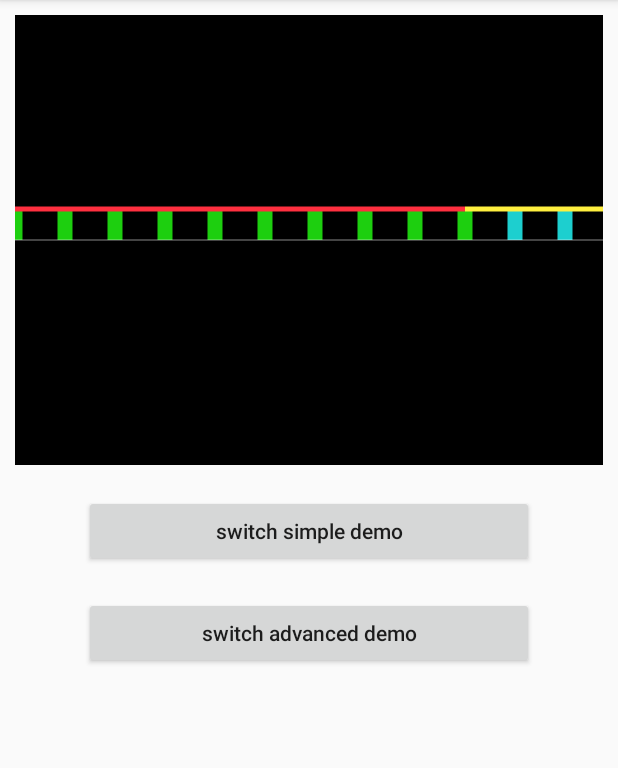
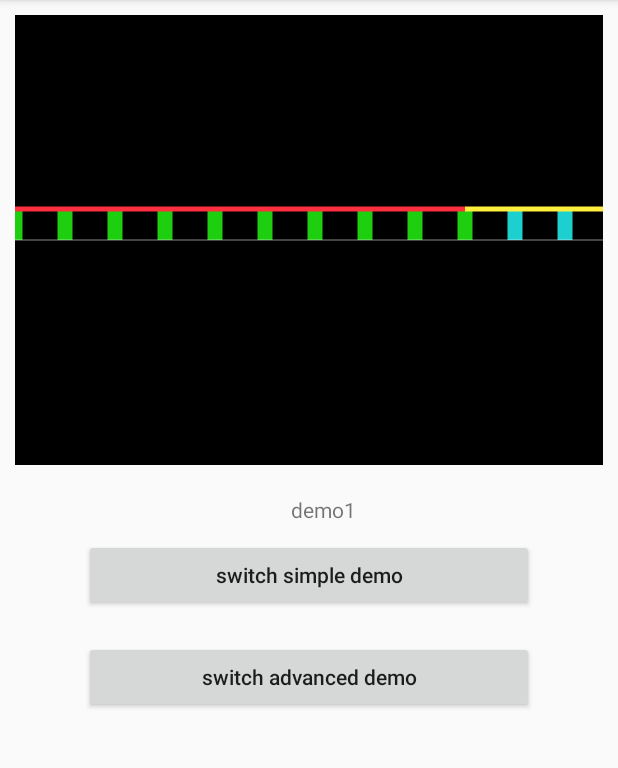
Before and after one commit to maxyou/SimpleWaveform, an Android app: the screen it shows after launch (SimpleWaveformDemo), on a phone screen of 412 x 824 dp, the part 84-852 px from its top. Run offline under Robolectric (Android 15) with nearby library versions, the phone set to English and light mode, and no system bars.

Commit message:
add introduce

```diff
--- a/app/src/main/java/maxproj/com/simplewaveform/SimpleWaveformDemo.java
+++ b/app/src/main/java/maxproj/com/simplewaveform/SimpleWaveformDemo.java
@@ -17,11 +17,14 @@ import java.util.Random;
 
 import android.support.v7.widget.LinearLayoutManager;
 import android.support.v7.widget.RecyclerView;
+import android.widget.TextView;
 
 public class SimpleWaveformDemo extends AppCompatActivity {
 
     Button button_switch_simple_demos;
     Button button_switch_advance_demos;
+
+    TextView demo_introduce;
 
     int simple_demo_loop = 0;
     int advance_demo_loop = 0;
@@ -41,6 +44,8 @@ public class SimpleWaveformDemo extends AppCompatActivity {
     protected void onCreate(Bundle savedInstanceState) {
         super.onCreate(savedInstanceState);
         setContentView(R.layout.activity_simple_waveform_demo);
+
+        demo_introduce = (TextView)findViewById(R.id.demo_introduce);
 
         simpleWaveform = (SimpleWaveform) findViewById(R.id.simplewaveform);
         recycler_view = (RecyclerView)findViewById(R.id.recycler_view);
@@ -180,6 +185,8 @@ public class SimpleWaveformDemo extends AppCompatActivity {
 
         //show...
         simpleWaveform.refresh();
+
+        demo_introduce.setText("demo1");
     }
 
 
@@ -256,6 +263,8 @@ public class SimpleWaveformDemo extends AppCompatActivity {
         };
         //show...
         simpleWaveform.refresh();
+
+        demo_introduce.setText("demo2");
     }
 
 
@@ -332,6 +341,8 @@ public class SimpleWaveformDemo extends AppCompatActivity {
         };
         //show...
         simpleWaveform.refresh();
+
+        demo_introduce.setText("demo3");
     }
 
 
@@ -408,6 +419,8 @@ public class SimpleWaveformDemo extends AppCompatActivity {
         };
         //show...
         simpleWaveform.refresh();
+
+        demo_introduce.setText("demo4");
     }
 
     private void demoAdvance1() {
@@ -506,6 +519,8 @@ public class SimpleWaveformDemo extends AppCompatActivity {
             }
         }).start();
 
+        demo_introduce.setText("advance demo1");
+
     }
 
     private void demoAdvance2() {
@@ -532,6 +547,8 @@ public class SimpleWaveformDemo extends AppCompatActivity {
 //        recycler_view.scrollBy(100, 10);
         recycler_view.scrollToPosition(2);
 //        recycler_view.smoothScrollBy(100, 10);
+
+        demo_introduce.setText("advance demo2");
     }
 
     private int randomInt(int min, int max) {
--- a/app/src/main/res/layout/activity_simple_waveform_demo.xml
+++ b/app/src/main/res/layout/activity_simple_waveform_demo.xml
@@ -3,37 +3,44 @@
     xmlns:tools="http://schemas.android.com/tools"
     android:layout_width="match_parent"
     android:layout_height="match_parent"
+    android:gravity="center_horizontal"
     android:orientation="vertical"
-    tools:context=".SimpleWaveformDemo"
-    android:gravity="center_horizontal">
+    tools:context=".SimpleWaveformDemo">
 
     <maxproj.com.simplewaveform.SimpleWaveform
         android:id="@+id/simplewaveform"
-        android:layout_margin="10dp"
-        android:padding="8dp"
         android:layout_width="match_parent"
-        android:layout_height="300dp" />
+        android:layout_height="300dp"
+        android:layout_margin="10dp" />
 
     <android.support.v7.widget.RecyclerView
         android:id="@+id/recycler_view"
-        android:background="@color/Blue"
-        android:visibility="gone"
         android:layout_width="match_parent"
-        android:layout_height="300dp" />
+        android:layout_height="300dp"
+        android:layout_margin="10dp"
+        android:background="@color/Orange"
+        android:visibility="gone" />
+
+    <TextView
+        android:id="@+id/demo_introduce"
+        android:layout_width="wrap_content"
+        android:layout_height="wrap_content"
+        android:layout_marginLeft="10dp"
+        android:layout_marginTop="10dp" />
 
     <Button
         android:id="@+id/button_switch_simple_demos"
+        android:layout_width="300dp"
+        android:layout_height="wrap_content"
         android:layout_margin="10dp"
         android:text="switch simple demo"
-        android:textAllCaps="false"
-        android:layout_width="300dp"
-        android:layout_height="wrap_content" />
+        android:textAllCaps="false" />
 
     <Button
         android:id="@+id/button_switch_advance_demos"
+        android:layout_width="300dp"
+        android:layout_height="wrap_content"
         android:layout_margin="10dp"
         android:text="switch advanced demo"
-        android:textAllCaps="false"
-        android:layout_width="300dp"
-        android:layout_height="wrap_content" />
+        android:textAllCaps="false" />
 </LinearLayout>
--- a/app/src/main/res/layout/row_recycler.xml
+++ b/app/src/main/res/layout/row_recycler.xml
@@ -6,6 +6,7 @@
     <maxproj.com.simplewaveform.SimpleWaveform
         android:id="@+id/simplewaveform_row"
         android:layout_width="300dp"
-        android:layout_height="300dp" />
+        android:layout_height="300dp"
+        android:layout_marginLeft="2dp" />
 
 </FrameLayout>
```
